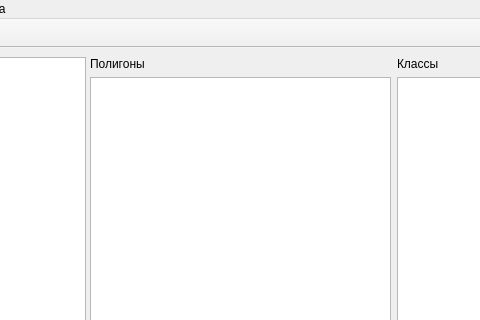
The window that src/qlabelme/widgets/main_window.ui (mariekarelina/QLabelMe) describes before a commit, drawn with Qt 5; both pictures show x 224 to 704 and y 0 to 320 of the 931 by 677 pixel window.
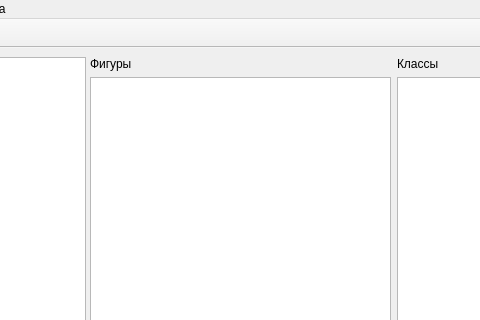
The same window after the commit. Icons and pictures are not drawn. Custom widgets are drawn as their Qt base class.

What changed in the file:
```diff
--- a/src/qlabelme/widgets/main_window.ui
+++ b/src/qlabelme/widgets/main_window.ui
@@ -74,7 +74,7 @@
        <property name="orientation">
         <enum>Qt::Vertical</enum>
        </property>
-       <widget class="QWidget" name="layoutWidget">
+       <widget class="QWidget" name="layoutWidget1">
         <layout class="QGridLayout" name="gridLayout">
          <item row="0" column="1">
           <widget class="QLabel" name="label_4">
@@ -92,7 +92,7 @@
             </sizepolicy>
            </property>
            <property name="text">
-            <string>Полигоны</string>
+            <string>Фигуры</string>
            </property>
           </widget>
          </item>
```
